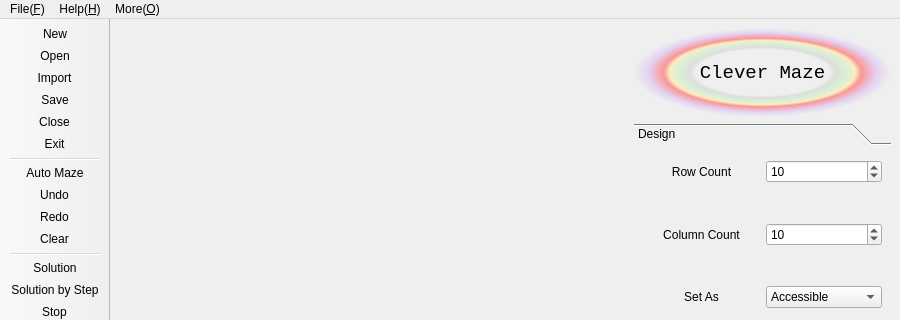
Qt form mainwindow.ui (Teddy-van-Jerry/Clever_Maze) before a commit; both pictures show x 0 to 900 and y 0 to 320 of the 900 by 600 pixel window.
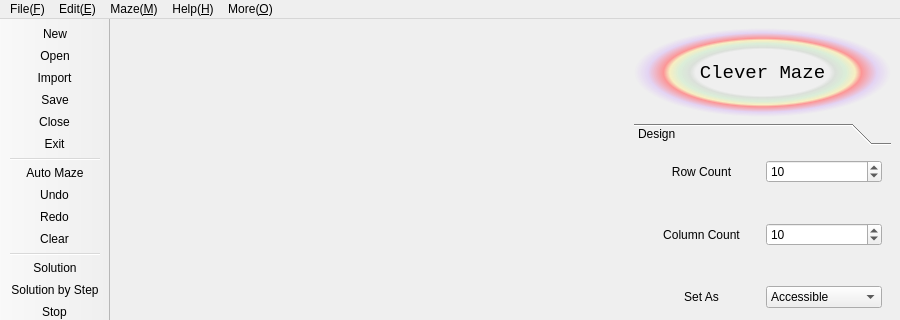
The same form after that commit. The open tabs and pages were chosen to show the change. Icons and pictures are not drawn.

Patch:
```diff
--- a/mainwindow.ui
+++ b/mainwindow.ui
@@ -429,7 +429,27 @@
     <addaction name="actionVersion"/>
     <addaction name="actionCheck_Update"/>
    </widget>
+   <widget class="QMenu" name="menuMaze">
+    <property name="title">
+     <string>Maze(&amp;M)</string>
+    </property>
+    <addaction name="actionSolution"/>
+    <addaction name="actionSolution_by_Step"/>
+    <addaction name="actionStop"/>
+   </widget>
+   <widget class="QMenu" name="menuEdit_E">
+    <property name="title">
+     <string>Edit(&amp;E)</string>
+    </property>
+    <addaction name="actionAuto_Maze"/>
+    <addaction name="separator"/>
+    <addaction name="actionUndo"/>
+    <addaction name="actionRedo"/>
+    <addaction name="actionClear"/>
+   </widget>
    <addaction name="menuFile_F"/>
+   <addaction name="menuEdit_E"/>
+   <addaction name="menuMaze"/>
    <addaction name="menuHelp_H"/>
    <addaction name="menuMore_O"/>
   </widget>
```
Left out of the diff: 86 changed lines with no effect on the pictures.
